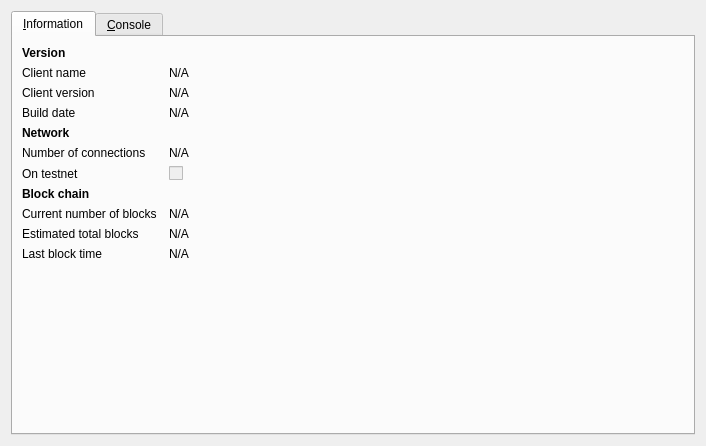
First picture: the form in src/qt/forms/rpcconsole.ui, repository PaycoinFoundation/paycoin, before the edit.
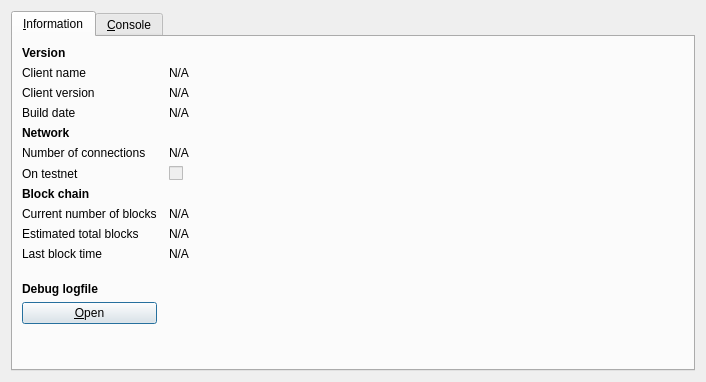
Second picture: the form after the edit. Icons and pictures are not drawn.

Commit message: Add code to open (display) debug.log on Windows with the associated application and add a button to the Information page in the Debug console

```diff
--- a/src/qt/forms/rpcconsole.ui
+++ b/src/qt/forms/rpcconsole.ui
@@ -7,7 +7,7 @@
     <x>0</x>
     <y>0</y>
     <width>706</width>
-    <height>446</height>
+    <height>382</height>
    </rect>
   </property>
   <property name="windowTitle">
@@ -204,6 +204,42 @@
         </widget>
        </item>
        <item row="11" column="0">
+        <spacer name="verticalSpacer_2">
+         <property name="orientation">
+          <enum>Qt::Vertical</enum>
+         </property>
+         <property name="sizeHint" stdset="0">
+          <size>
+           <width>20</width>
+           <height>20</height>
+          </size>
+         </property>
+        </spacer>
+       </item>
+       <item row="12" column="0">
+        <widget class="QLabel" name="labelDebugLogfile">
+         <property name="font">
+          <font>
+           <weight>75</weight>
+           <bold>true</bold>
+          </font>
+         </property>
+         <property name="text">
+          <string>Debug logfile</string>
+         </property>
+        </widget>
+       </item>
+       <item row="13" column="0">
+        <widget class="QPushButton" name="openDebugLogfileButton">
+         <property name="toolTip">
+          <string>Open the Paycoin debug logfile from the current data directory. This can take a few seconds for large logfiles.</string>
+         </property>
+         <property name="text">
+          <string>&amp;Open</string>
+         </property>
+        </widget>
+       </item>
+       <item row="14" column="0">
         <spacer name="verticalSpacer">
          <property name="orientation">
           <enum>Qt::Vertical</enum>
```
Left out of the diff: 2 changed lines with no effect on the pictures. The commit also changes 4 other files.
